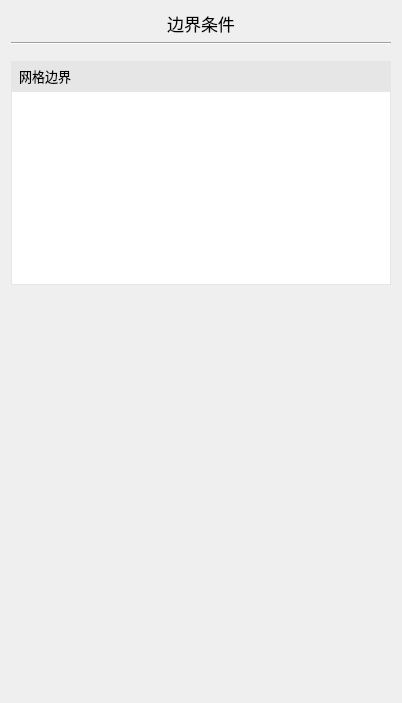
Aiopr-bits/MAVES, file src/FormBoundaryConditions.ui: the form before one commit.
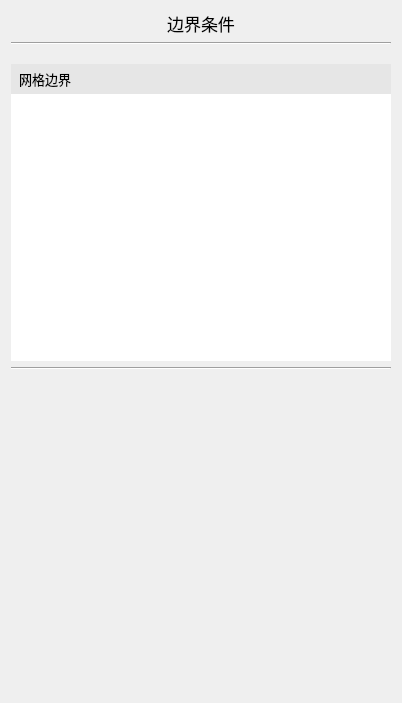
The form after the commit.

```diff
--- a/src/FormBoundaryConditions.ui
+++ b/src/FormBoundaryConditions.ui
@@ -49,7 +49,7 @@
        <property name="sizeHint" stdset="0">
         <size>
          <width>20</width>
-         <height>10</height>
+         <height>13</height>
         </size>
        </property>
       </spacer>
@@ -101,19 +101,16 @@
           <enum>Qt::NoFocus</enum>
          </property>
          <property name="styleSheet">
-          <string notr="true">QListView {
-    background-color: white; /* 设置元素背景颜色为白色 */
-    border: 1px solid rgb(230, 230, 230); /* 设置边框颜色 */
-    show-decoration-selected: 1; /* 显示选中项的装饰 */
+          <string notr="true">QListView::item {
+    padding: 11px;
+}
+
+QListView {
+    border: none;
 }
 
 QListView::item {
-    border-bottom: 1px solid rgb(230, 230, 230); /* 设置元素之间的横线颜色 */
-}
-
-QHeaderView::section {
-    background-color: rgb(230, 230, 230); /* 设置标题背景颜色 */
-    border: 1px solid rgb(230, 230, 230); /* 设置标题边框颜色 */
+    background: #FFFFFF;
 }
 
 QListView::item:hover {
@@ -124,7 +121,55 @@
     background: #EEEEEE;
 }
 
+QListView QScrollBar:vertical {
+    border: 1px solid #dcdcdc;
+    background: white;
+    width: 12px;
+    margin: 0px 0px 0px 0px;
+}
+
+QListView QScrollBar::handle:vertical {
+    background: #bfbfbf;
+    min-height: 20px;
+    border-radius: 5px;
+}
+
+QListView QScrollBar::add-line:vertical {
+    background: white;
+    height: 0px;
+    subcontrol-position: bottom;
+    subcontrol-origin: margin;
+}
+
+QListView QScrollBar::sub-line:vertical {
+    background: white;
+    height: 0px;
+    subcontrol-position: top;
+    subcontrol-origin: margin;
+}
+
+QListView QScrollBar::up-arrow:vertical,
+QListView QScrollBar::down-arrow:vertical {
+    border: none;
+    width: 0px;
+    height: 0px;
+    background: none;
+}
+
+QListView QScrollBar::add-page:vertical,
+QListView QScrollBar::sub-page:vertical {
+    background: none;
+}
 </string>
+         </property>
+        </widget>
+       </item>
+      </layout>
+     </item>
+     <item>
+      <widget class="Line" name="line_2">
+       <property name="orientation">
+        <enum>Qt::Horizontal</enum>
          </property>
         </widget>
        </item>
@@ -145,30 +190,7 @@
         </spacer>
        </item>
        <item>
-        <widget class="QTabWidget" name="tabWidget">
-         <property name="styleSheet">
-          <string notr="true">QTabWidget::pane {
-    border-top: 1px solid #dcdcdc;
-    position: relative;
-    top: -1px;
-}
-QTabBar::tab {
-    font-family: 'Microsoft YaHei';
-    font-size: 12px;
-    min-height: 20px;
-    min-width: 80px;
-    border: 1px solid #dcdcdc;
-    border-bottom: none;
-}
-QTabBar::tab:selected {
-    border-bottom: 1px solid #ffffff;
-}
-</string>
-         </property>
-         <property name="currentIndex">
-          <number>-1</number>
-         </property>
-        </widget>
+      <widget class="QWidget" name="widget" native="true"/>
        </item>
        <item>
         <spacer name="verticalSpacer_3">
@@ -178,12 +200,10 @@
          <property name="sizeHint" stdset="0">
           <size>
            <width>20</width>
-           <height>0</height>
+         <height>13</height>
           </size>
          </property>
         </spacer>
-       </item>
-      </layout>
      </item>
     </layout>
    </item>
```
Lines whose indentation alone changed are shown as unchanged.
